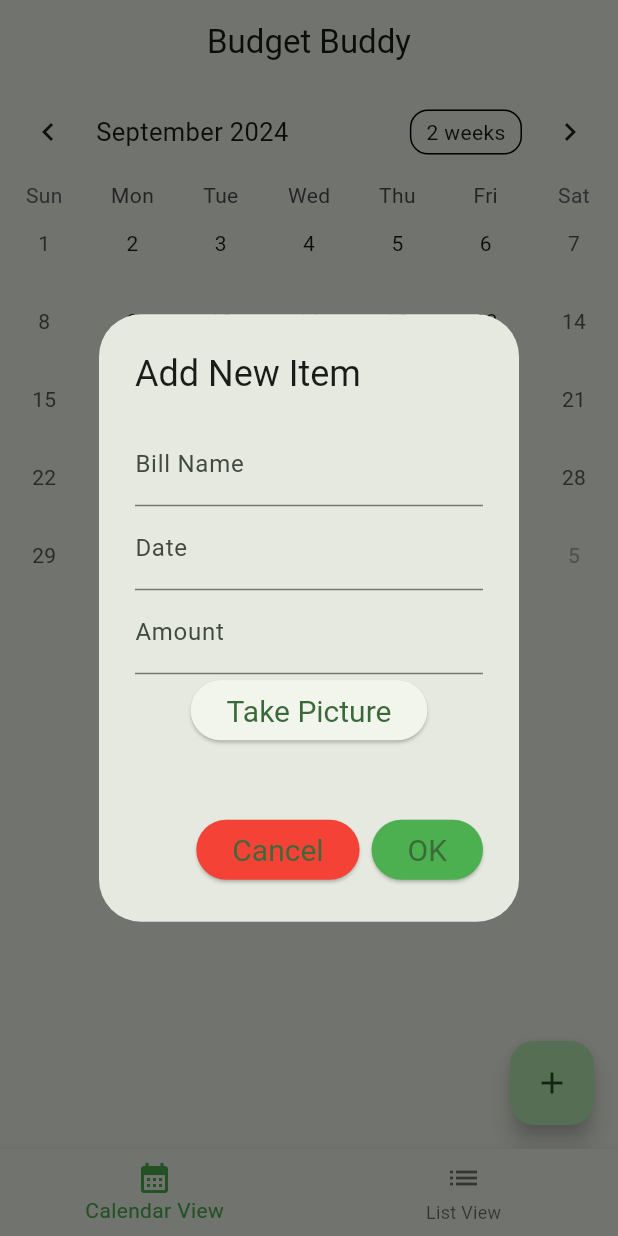
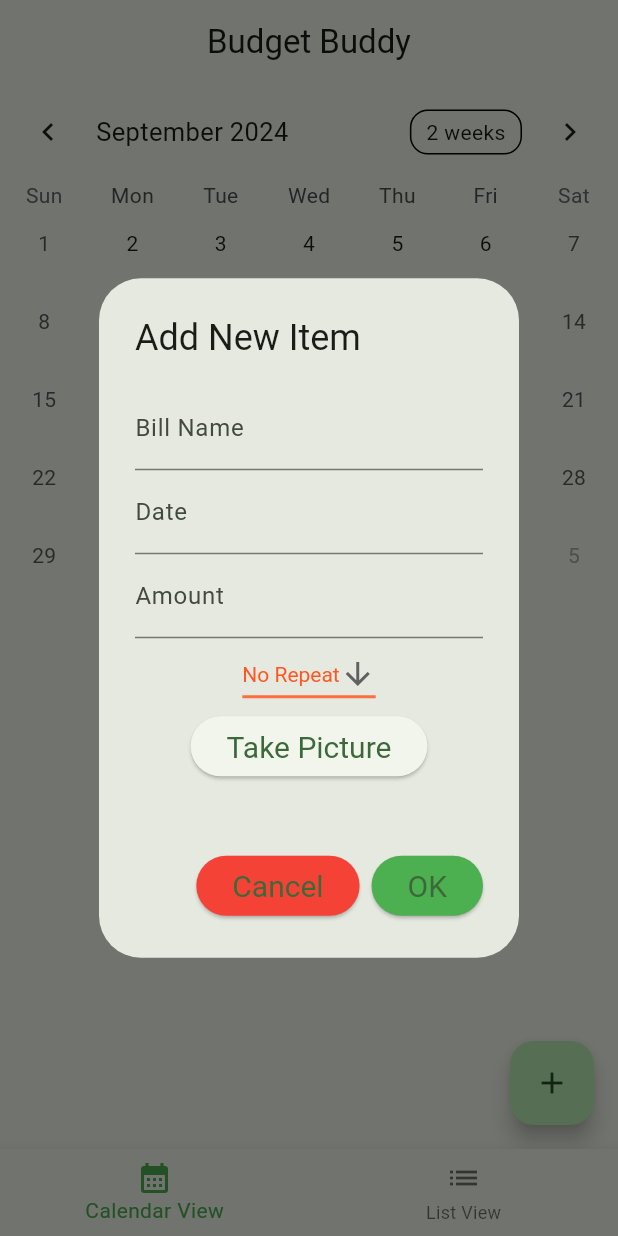
Before and after one commit to 404thecomputer/budget-buddy, a Flutter app: the screen it shows after launch, after a tap on the "add" icon, on a phone screen of 412 x 824 dp. Run offline on Flutter 3.47's test engine with Material 3 defaults, Android fonts, the phone set to English and light mode, and no system bars; drawn by our look-alikes of table_calendar; our stand-ins replace camera, money_formatter.

Commit message:
Added Bill Frequency, Added Bill info Dialog that handles item deletion.

```diff
--- a/budget_buddy/lib/dialogs/add_dialog.dart
+++ b/budget_buddy/lib/dialogs/add_dialog.dart
@@ -8,6 +8,7 @@ import 'package:intl/intl.dart';
 
 // adapted from to-dont-list code
 typedef ItemsListChangedCallback = Function(Item item);
+const frequencies = <String>['No Repeat', 'Daily', 'Weekly', 'Biweekly', 'Monthly'];
 
 class ItemDialog extends StatefulWidget {
   const ItemDialog({
@@ -18,6 +19,7 @@ class ItemDialog extends StatefulWidget {
 
   final ItemsListChangedCallback onListChanged;
   final CameraDescription cam;
+
 
   @override
   State<ItemDialog> createState() => _ItemDialogState();
@@ -40,6 +42,7 @@ class _ItemDialogState extends State<ItemDialog> {
   DateTime? moment = DateTime.now();
   double amount = 0.0;
   XFile? img;
+  String dropdownValue = frequencies.first;
 
   @override
   Widget build(BuildContext context) {
@@ -82,6 +85,28 @@ class _ItemDialogState extends State<ItemDialog> {
           controller: _amountInputController,
           decoration: const InputDecoration(labelText: "Amount"),
         ),
+        DropdownButton<String>(
+          value: dropdownValue,
+          icon: const Icon(Icons.arrow_downward),
+          elevation: 16,
+          style: const TextStyle(color: Colors.deepOrange),
+          underline: Container(
+            height: 2,
+            color: Colors.deepOrangeAccent,
+          ),
+          onChanged: (String? value) {
+            // This is called when the user selects an item.
+            setState(() {
+              dropdownValue = value!;
+            });
+          },
+          items: frequencies.map<DropdownMenuItem<String>>((String value) {
+            return DropdownMenuItem<String>(
+              value: value,
+              child: Text(value),
+            );
+          }).toList(),
+        ),
         ElevatedButton(
             key: const Key("CameraButton"),
             style: cameraStyle,
@@ -118,7 +143,7 @@ class _ItemDialogState extends State<ItemDialog> {
           onPressed: () {
             setState(() {
               widget.onListChanged(Item(
-                  name: billName, date: moment, payment: amount, image: img));
+                  name: billName, date: moment, payment: amount, image: img, frequency: dropdownValue));
               Navigator.pop(context);
             });
           },
--- a/budget_buddy/lib/objects/item.dart
+++ b/budget_buddy/lib/objects/item.dart
@@ -5,12 +5,13 @@ class Item {
   String name;
   DateTime? date;
   double payment = 0.0;
-  int? confirmationNumber = 0;
+  String? frequency;
   XFile? image;
 
   Item(
       {required this.name,
       required this.date,
       required this.payment,
-      this.image});
+      this.image,
+      this.frequency});
 }
--- a/budget_buddy/lib/pages/item_list_view.dart
+++ b/budget_buddy/lib/pages/item_list_view.dart
@@ -43,6 +43,7 @@ class ItemListViewState extends State<ItemListView> {
           return BudgetItem(
             item: item,
             onDeleteItem: widget.onDeleteItem,
+            cam: widget.cam
           );
         },
       ),
```
Also changed, not shown: budget_buddy/lib/dialogs/info_dialog.dart (added, +104 -0 lines), budget_buddy/lib/main.dart (+41 -1 lines), budget_buddy/lib/widgets/budget_item.dart (+10 -11 lines).
